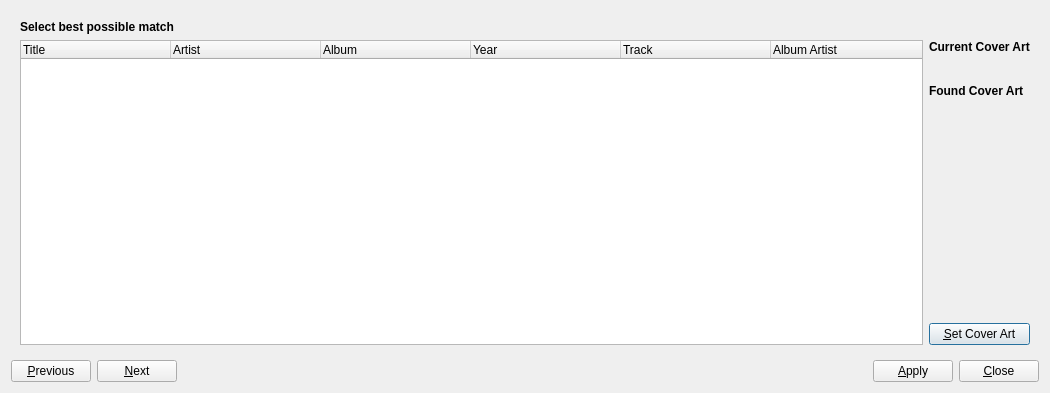
fatihemreyildiz/mixxx, file src/library/dlgtagfetcher.ui: the form before one commit.
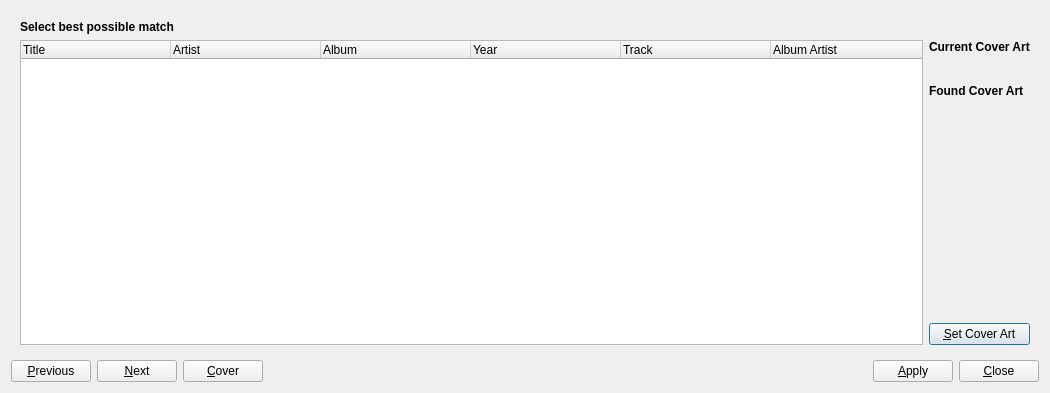
The form after the commit.

Commit message: coverartarchivetask: dummy button&coverart display

```diff
--- a/src/library/dlgtagfetcher.ui
+++ b/src/library/dlgtagfetcher.ui
@@ -656,6 +656,13 @@
        </property>
       </widget>
      </item>
+     <item>
+      <widget class="QPushButton" name="btnCover">
+       <property name="text">
+        <string>&amp;Cover</string>
+       </property>
+      </widget>
+     </item>
      <item>
       <spacer name="horizontalSpacer">
        <property name="orientation">
```
Left out of the diff: 4 changed lines with no effect on the pictures. The commit also changes 7 other files.
